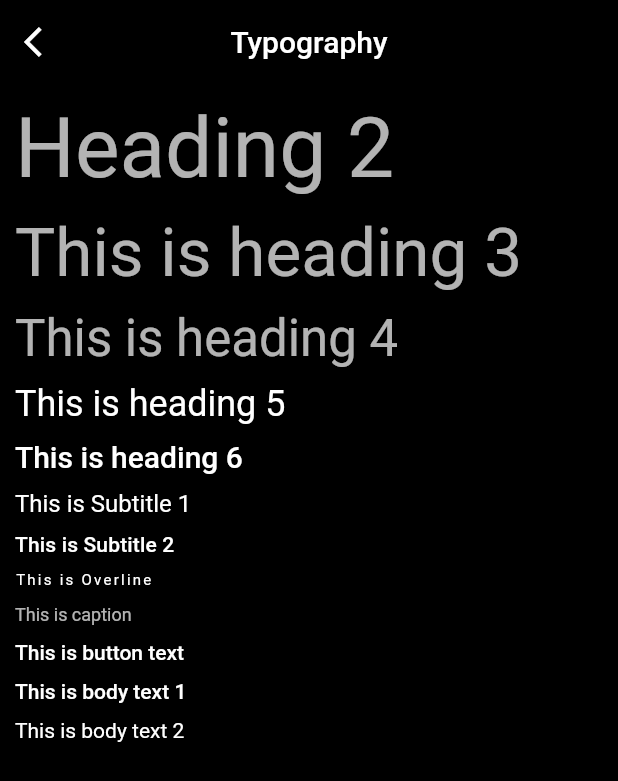
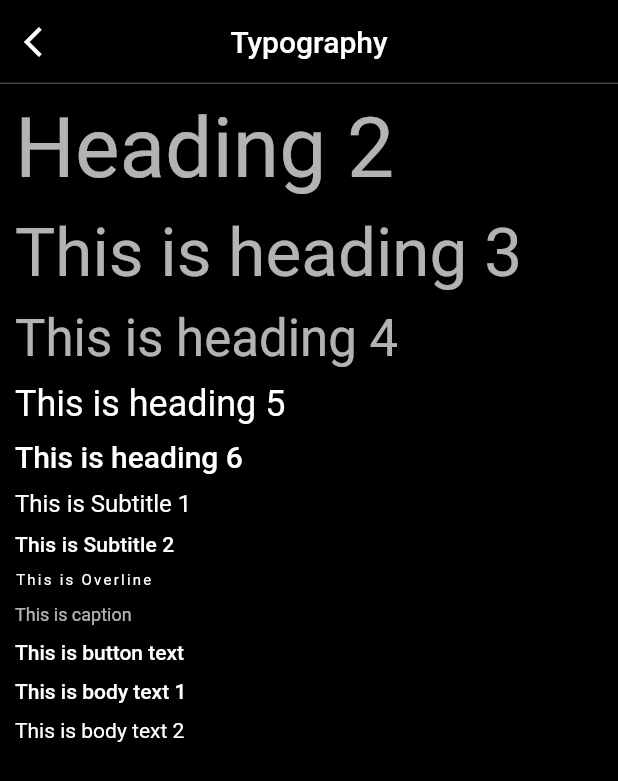
Before and after one commit to manoharramarao/flutter-theming, a Flutter app: the screen it shows after launch, after a tap on "Typography", on a phone screen of 412 x 824 dp. Shown: the top 781 px of the screen. Run offline on Flutter 3.47's test engine with Material 2 defaults, Android fonts, the phone set to English and light mode, and no system bars.

Commit message:
added border to appbar

```diff
--- a/lib/d_theme/theme_data.dart
+++ b/lib/d_theme/theme_data.dart
@@ -1,16 +1,18 @@
 import 'package:flutter/material.dart';
 
 class DTheme {
-  static const _blackPrimaryValue = 0xFF000000;
+  static const _appbarBottomBorderColor = 0xff424242;
 
   static ThemeData get darkTheme {
     return ThemeData.dark().copyWith(
         scaffoldBackgroundColor: Colors.black,
         buttonTheme: ThemeData.dark().buttonTheme.copyWith(
-            colorScheme: ColorScheme.dark()
+            colorScheme: const ColorScheme.dark()
                 .copyWith(background: Colors.green, primary: Colors.green)),
-        appBarTheme: ThemeData.dark()
-            .appBarTheme
-            .copyWith(centerTitle: true, backgroundColor: Colors.black));
+        appBarTheme: ThemeData.dark().appBarTheme.copyWith(
+            centerTitle: true,
+            backgroundColor: Colors.black,
+            shape: const Border(
+                bottom: BorderSide(color: Color(_appbarBottomBorderColor)))));
   }
 }
--- a/lib/text_widgets/appbar.dart
+++ b/lib/text_widgets/appbar.dart
@@ -1,5 +1,6 @@
 import 'package:flutter/material.dart';
 
+/// This is not used
 class DAppBar extends StatelessWidget implements PreferredSizeWidget {
   final String title;
   final Color backgroundColor;
@@ -11,7 +12,7 @@ class DAppBar extends StatelessWidget implements PreferredSizeWidget {
   }) : super(key: key);
 
   @override
-  Size get preferredSize => Size.fromHeight(60.0);
+  Size get preferredSize => const Size.fromHeight(60.0);
 
   @override
   Widget build(BuildContext context) {
```
